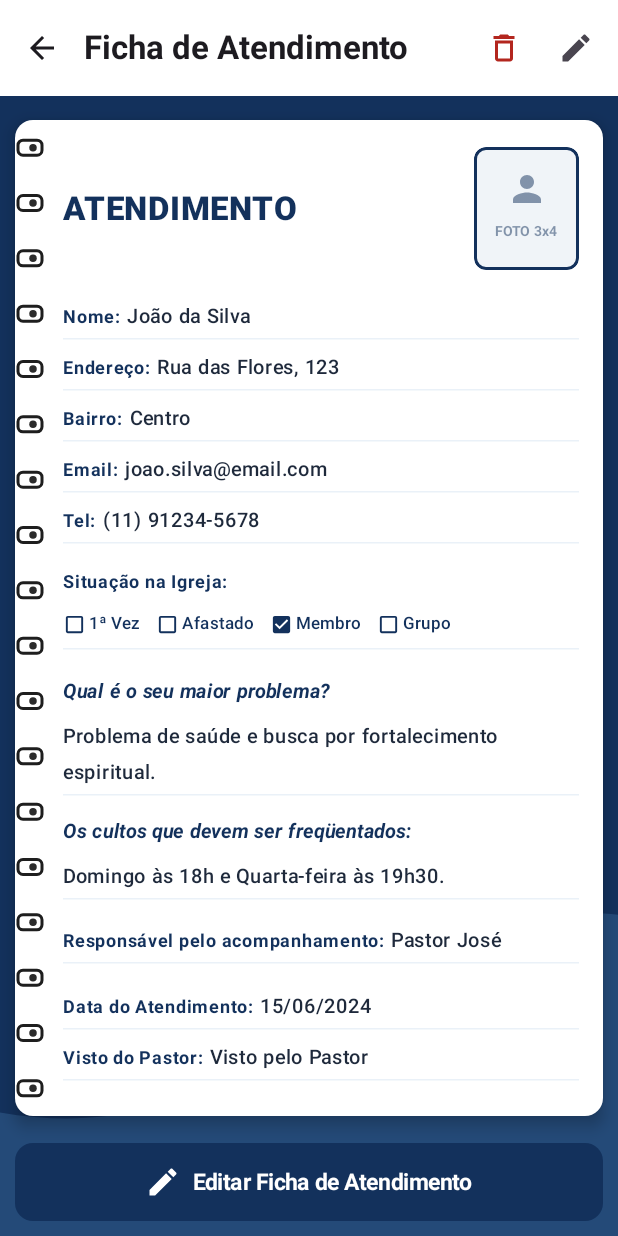
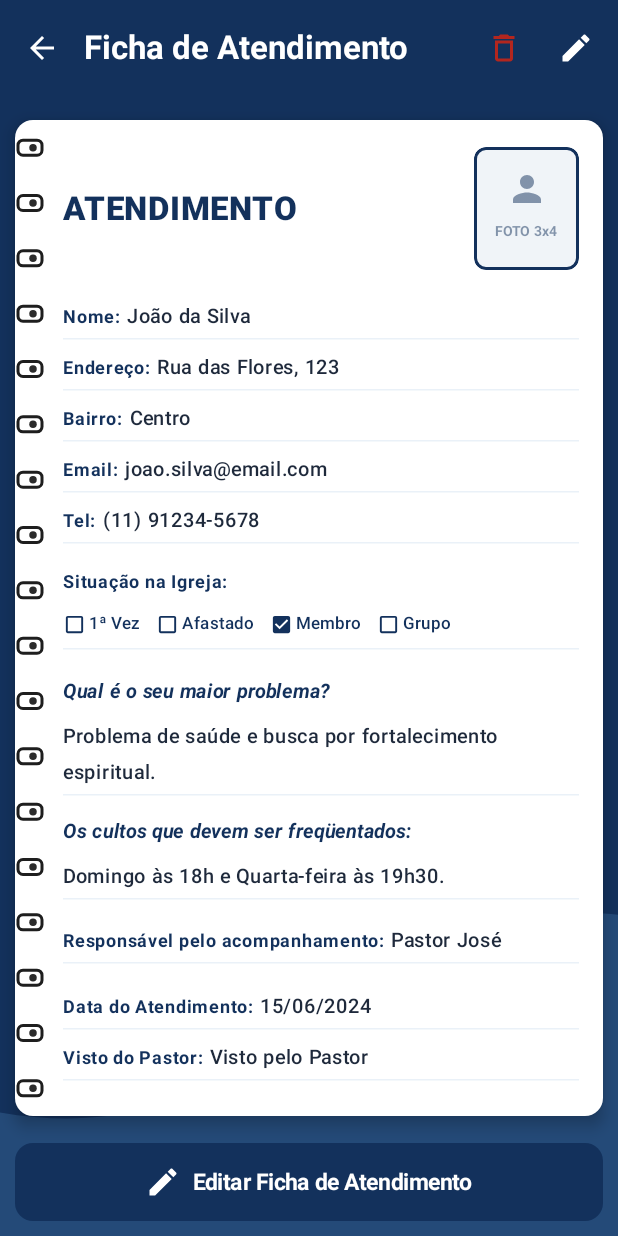
Before and after one commit to leandro311985/UniBook, an Android app built with Jetpack Compose: the @Preview function AttendanceDetailsScreenPreview, on a phone screen of 412 x 824 dp. Run offline under Robolectric (Android 15) with nearby library versions, the phone set to English and light mode, and no system bars.

Commit message:
Refactor attendance screen colors, enhance release signing configuration, and add privacy policy link in home screen

```diff
--- a/shared/src/commonMain/kotlin/com/leandro/unibook/home/AttendanceDetailsScreen.kt
+++ b/shared/src/commonMain/kotlin/com/leandro/unibook/home/AttendanceDetailsScreen.kt
@@ -132,7 +132,12 @@ fun AttendanceDetailsScreen(
                         Icon(Icons.Default.Edit, contentDescription = "Editar ficha")
                     }
                 },
-                colors = TopAppBarDefaults.topAppBarColors(containerColor = Color.White)
+                colors = TopAppBarDefaults.topAppBarColors(
+                    containerColor = AppColors.Primary,
+                    titleContentColor = AppColors.TextOnPrimary,
+                    navigationIconContentColor = AppColors.TextOnPrimary,
+                    actionIconContentColor = AppColors.TextOnPrimary
+                )
             )
         }
     ) { padding ->
```
Also changed, not shown: androidApp/build.gradle.kts (+10 -5 lines), shared/src/commonMain/kotlin/com/leandro/unibook/home/HomeScren.kt (+8 -0 lines), 2 other files.
